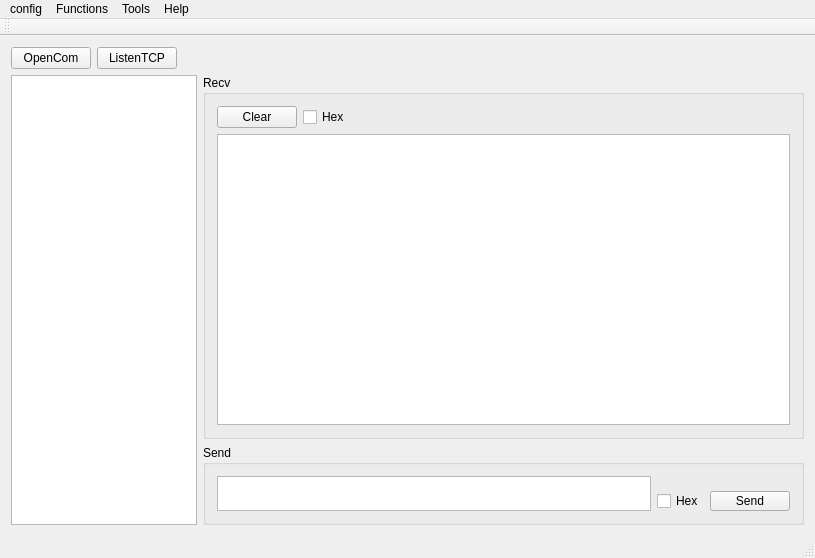
This is ui/mainwindow.ui in freudshow/qsvr as Qt 5 draws it before an edit. The edited form follows.
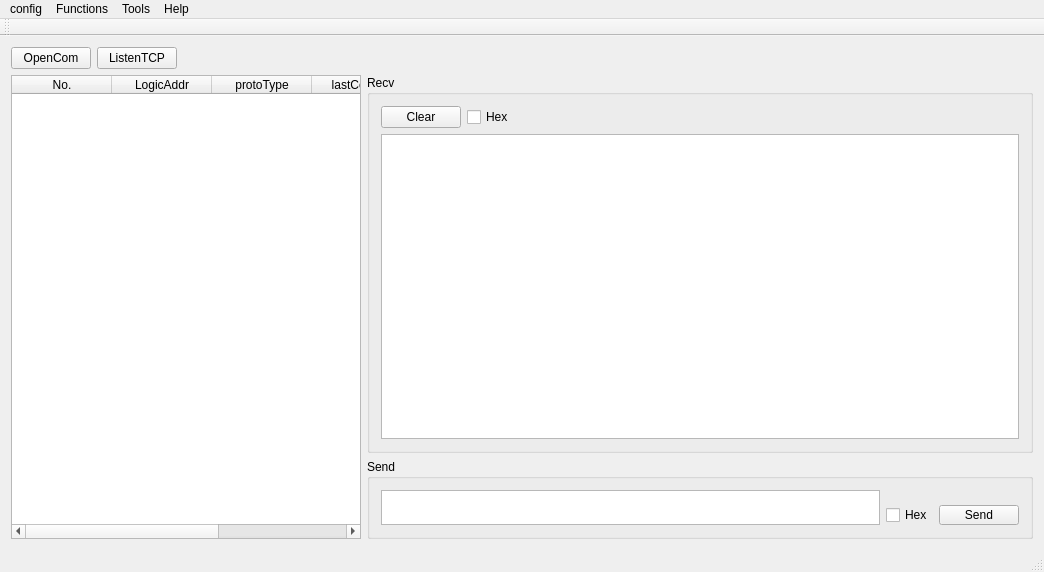
This is the edited form.

Diff of the .ui file:
```diff
--- a/ui/mainwindow.ui
+++ b/ui/mainwindow.ui
@@ -6,16 +6,16 @@
    <rect>
     <x>0</x>
     <y>0</y>
-    <width>815</width>
-    <height>558</height>
+    <width>1044</width>
+    <height>572</height>
    </rect>
   </property>
   <property name="windowTitle">
    <string>MainWindow</string>
   </property>
   <widget class="QWidget" name="centralWidget">
-   <layout class="QVBoxLayout" name="verticalLayout_3">
-    <item>
+   <layout class="QGridLayout" name="gridLayout_2">
+    <item row="0" column="0">
      <layout class="QHBoxLayout" name="horizontalLayout_5">
       <item>
        <widget class="QPushButton" name="btnOpenCom">
@@ -46,22 +46,50 @@
       </item>
      </layout>
     </item>
-    <item>
+    <item row="1" column="0">
      <layout class="QHBoxLayout" name="horizontalLayout_4">
       <item>
-       <widget class="QTextBrowser" name="textBrowser">
+       <widget class="QTableWidget" name="tblTerminalList">
         <property name="minimumSize">
          <size>
-          <width>160</width>
-          <height>250</height>
+          <width>0</width>
+          <height>0</height>
          </size>
         </property>
         <property name="maximumSize">
          <size>
-          <width>200</width>
+          <width>350</width>
           <height>16777215</height>
          </size>
         </property>
+        <property name="columnCount">
+         <number>5</number>
+        </property>
+        <column>
+         <property name="text">
+          <string>No.</string>
+         </property>
+        </column>
+        <column>
+         <property name="text">
+          <string>LogicAddr</string>
+         </property>
+        </column>
+        <column>
+         <property name="text">
+          <string>protoType</string>
+         </property>
+        </column>
+        <column>
+         <property name="text">
+          <string>lastCommu</string>
+         </property>
+        </column>
+        <column>
+         <property name="text">
+          <string>nowState</string>
+         </property>
+        </column>
        </widget>
       </item>
       <item>
@@ -191,7 +219,7 @@
     <rect>
      <x>0</x>
      <y>0</y>
-     <width>815</width>
+     <width>1044</width>
      <height>17</height>
     </rect>
    </property>
```
